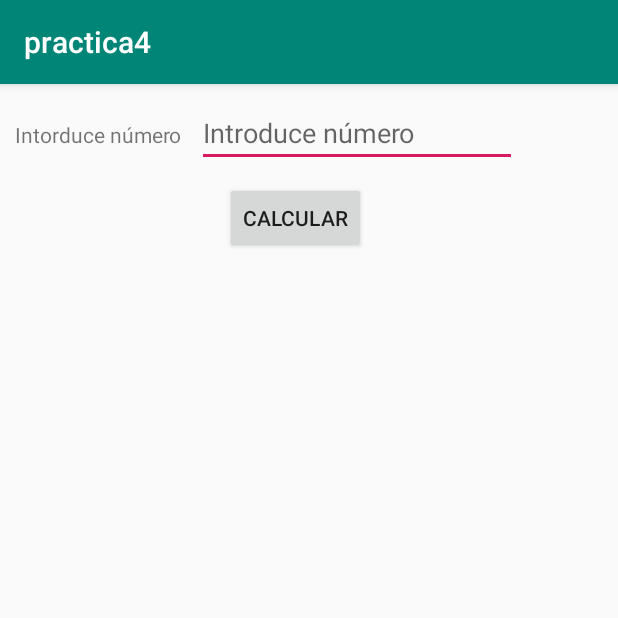
After one commit to mburgosmaes/practica4, an Android app: the NumerosPrimos screen opened directly, with no data from a screen before it, on a phone screen of 412 x 824 dp, the top half of it. The commit adds this screen. Run offline under Robolectric (Android 15) with nearby library versions, the light colour scheme and no system bars.

Commit message:
Ejercicio 1 echo, calcular números primos

```diff
--- a/app/src/main/AndroidManifest.xml
+++ b/app/src/main/AndroidManifest.xml
@@ -16,6 +16,7 @@
                 <category android:name="android.intent.category.LAUNCHER" />
             </intent-filter>
         </activity>
+        <activity android:name=".NumerosPrimos"></activity>
     </application>
 
 </manifest>
--- a/app/src/main/java/com/example/mario/practica4/MainActivity.java
+++ b/app/src/main/java/com/example/mario/practica4/MainActivity.java
@@ -1,13 +1,25 @@
 package com.example.mario.practica4;
 
+import android.content.Intent;
 import android.support.v7.app.AppCompatActivity;
 import android.os.Bundle;
+import android.view.View;
+import android.widget.Button;
 
 public class MainActivity extends AppCompatActivity {
 
+    Button btn1;
     @Override
     protected void onCreate(Bundle savedInstanceState) {
         super.onCreate(savedInstanceState);
         setContentView(R.layout.activity_main);
+        btn1 = findViewById(R.id.btn1);
+        btn1.setOnClickListener(new View.OnClickListener() {
+            @Override
+            public void onClick(View v) {
+                Intent btn1 = new Intent(MainActivity.this, NumerosPrimos.class );
+                startActivity(btn1);
+            }
+        });
     }
 }
--- /dev/null
+++ b/app/src/main/java/com/example/mario/practica4/NumerosPrimos.java
@@ -0,0 +1,45 @@
+package com.example.mario.practica4;
+
+import android.support.v7.app.AppCompatActivity;
+import android.os.Bundle;
+import android.view.View;
+import android.widget.Button;
+import android.widget.EditText;
+import android.widget.TextView;
+
+public class NumerosPrimos extends AppCompatActivity {
+
+    Button btnCalcular;
+    EditText campoTexto;
+    TextView campoResultado;
+    @Override
+    protected void onCreate(Bundle savedInstanceState) {
+        super.onCreate(savedInstanceState);
+        setContentView(R.layout.activity_numeros_primos);
+
+        btnCalcular = findViewById(R.id.btnCalcular);
+        campoTexto = findViewById(R.id.campoTexto);
+        campoResultado = findViewById(R.id.campoResultado);
+
+        btnCalcular.setOnClickListener(new View.OnClickListener() {
+            @Override
+            public void onClick(View v) {
+                int num = Integer.parseInt(campoTexto.getText().toString());
+
+                int a=0,i; //Variable acumulador de las divisiones.
+
+                for (i=1; i<=num; i++){
+                    if (num % i == 0){
+                        a++;
+                    }
+                }
+                if (a == 2){
+                    campoResultado.setText("Número primo");
+                }
+                else{
+                    campoResultado.setText("Número no primo");
+                }
+            }
+        });
+    }
+}
--- /dev/null
+++ b/app/src/main/res/layout/activity_numeros_primos.xml
@@ -0,0 +1,47 @@
+<?xml version="1.0" encoding="utf-8"?>
+<LinearLayout xmlns:android="http://schemas.android.com/apk/res/android"
+    xmlns:app="http://schemas.android.com/apk/res-auto"
+    xmlns:tools="http://schemas.android.com/tools"
+    android:layout_width="match_parent"
+    android:layout_height="wrap_content"
+    android:orientation="vertical"
+    tools:context=".Main2Activity">
+
+    <LinearLayout
+        android:layout_width="wrap_content"
+        android:layout_height="wrap_content"
+        android:layout_margin="10dp"
+        android:orientation="horizontal">
+
+        <TextView
+            android:id="@+id/textView2"
+            android:layout_width="wrap_content"
+            android:layout_height="wrap_content"
+            android:layout_marginRight="10dp"
+            android:layout_weight="1"
+            android:text="Intorduce número" />
+
+        <EditText
+            android:id="@+id/campoTexto"
+            android:layout_width="wrap_content"
+            android:layout_height="wrap_content"
+            android:layout_weight="1"
+            android:ems="10"
+            android:hint="Introduce número"
+            android:inputType="textPersonName" />
+
+    </LinearLayout>
+
+    <Button
+        android:id="@+id/btnCalcular"
+        android:layout_width="wrap_content"
+        android:layout_height="match_parent"
+        android:layout_marginLeft="150dp"
+        android:text="Calcular" />
+
+    <TextView
+        android:id="@+id/campoResultado"
+        android:layout_width="match_parent"
+        android:layout_height="wrap_content" />
+
+</LinearLayout>
```
